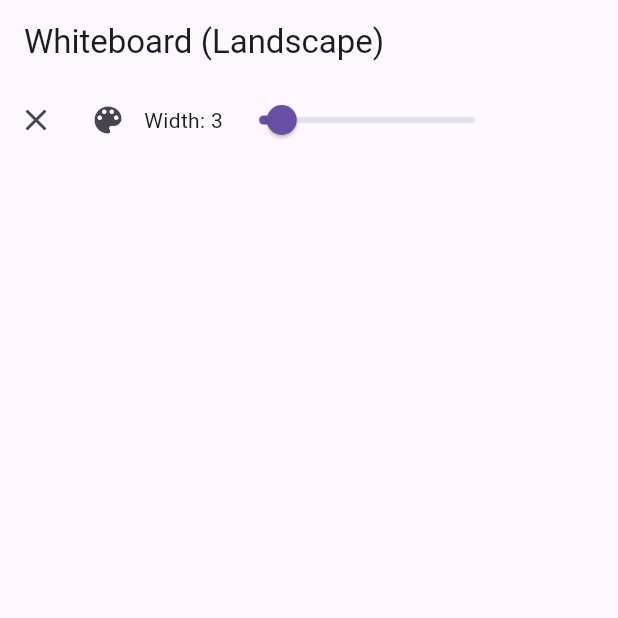
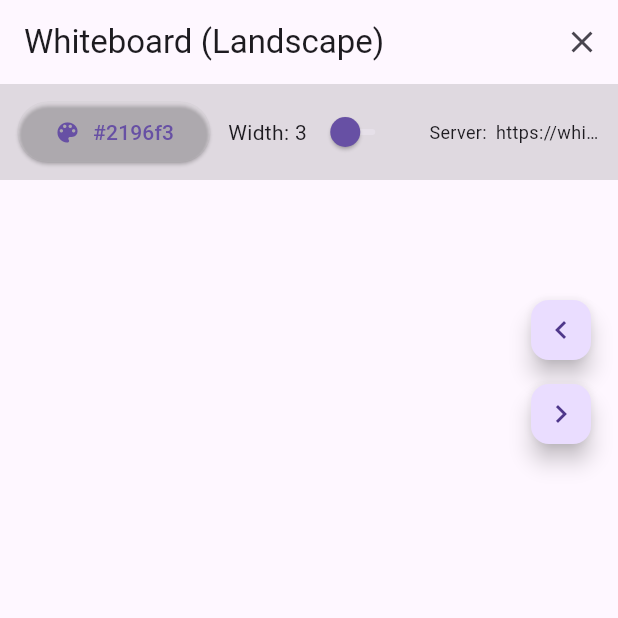
Before and after one commit to JUSAIR-JSR/WhiteBoardMobileAndDesktopApp, a Flutter app: the screen it shows after launch, after a tap on the "color lens" icon, on a phone screen of 412 x 824 dp, the top half of it. Run offline on Flutter 3.47's test engine with Material 3 defaults, Android fonts, the phone set to English and light mode, and no system bars; our stand-ins replace socket_io_client; network calls fail.

Commit message:
Initial commit - Whiteboard full project

```diff
--- a/mobile/lib/main.dart
+++ b/mobile/lib/main.dart
@@ -1,3 +1,4 @@
+// mobile/lib/main.dart
 import 'dart:async';
 import 'dart:convert';
 import 'package:flutter/material.dart';
@@ -11,8 +12,9 @@ void main() {
 
 const CANVAS_WIDTH = 8000.0;
 const CANVAS_HEIGHT = 1200.0;
-// const SERVER = "http://localhost:3000"; // change to your machine IP when testing on device
-const SERVER = "http://xxx.x.x.x:3000";  // your IP
+// Use your Render backend (secure)
+const SERVER = "https://whiteboardmobileanddesktopapp.onrender.com";
+const double SCROLL_STEP = 350.0; // fixed scroll distance per button press
 
 class MyApp extends StatelessWidget {
   @override
@@ -41,30 +43,79 @@ class _WhiteboardPageState extends State<WhiteboardPage> {
     connectSocket();
   }
 
+  // convert Flutter Color -> "#RRGGBB"
+  String colorToHex(Color c) {
+    final hex = c.value.toRadixString(16).padLeft(8, '0');
+    return '#${hex.substring(2)}';
+  }
+
   void connectSocket() {
-    socket = IO.io(SERVER, IO.OptionBuilder().setTransports(['websocket']).build());
-    socket.onConnect((_) => print("connected ${socket.id}"));
+  socket = IO.io(
+    SERVER,
+    IO.OptionBuilder()
+      .setTransports(['websocket'])
+      .setPath('/socket.io/')
+      .enableReconnection()
+      .enableAutoConnect()
+      .setReconnectionAttempts(999999)
+      .setReconnectionDelay(1000)
+      .build(),
+  );
+
+  socket.connect(); // VERY IMPORTANT
+
+  socket.onConnect((_) {
+    debugPrint("🟢 CONNECTED TO SERVER: ${socket.id}");
+  });
+
+  socket.onConnectError((err) {
+    debugPrint("🔴 CONNECT ERROR: $err");
+  });
+
+  socket.onError((err) {
+    debugPrint("❌ SOCKET ERROR: $err");
+  });
+
+  socket.onDisconnect((_) {
+    debugPrint("⚪ DISCONNECTED");
+  });
+
+  // -------------------------------
+  // FIXED "DRAW" LISTENER
+  // -------------------------------
   socket.on("draw", (data) {
-      if (data == null) return;
-      if (data is Map && data['type'] == 'stroke') {
-        final st = Stroke.fromJson(Map<String, dynamic>.from(data));
+    try {
+      final map = Map<String, dynamic>.from(data);
+      final st = Stroke.fromJson(map);
       setState(() => strokes.add(st));
-      } else if (data == 'clear') {
+      debugPrint("📩 DRAW RECEIVED");
+    } catch (e) {
+      debugPrint("❌ DRAW PARSE ERROR: $e | data=$data");
+    }
+  });
+
+  // -------------------------------
+  // FIXED "CLEAR" LISTENER
+  // -------------------------------
+  socket.on("clear", (_) {
+    debugPrint("🧹 CLEAR RECEIVED");
     setState(() => strokes.clear());
-      }
   });
 }
 
+
   void startStroke(Offset localPosition) {
-    // convert to absolute canvas coordinates: localX + scrollOffset
     final absX = localPosition.dx + scrollController.offset;
     final absY = localPosition.dy;
+    final hex = colorToHex(selectedColor);
     currentStroke = Stroke(
-      color: selectedColor.value.toString(),
+      color: hex,
       width: strokeWidth,
       points: [StrokePoint(absX, absY)],
     );
-    setState(() { strokes.add(currentStroke!); });
+    setState(() {
+      strokes.add(currentStroke!);
+    });
   }
 
   void appendStroke(Offset localPosition) {
@@ -88,25 +139,59 @@ class _WhiteboardPageState extends State<WhiteboardPage> {
     socket.emit("clear");
   }
 
+  void scrollLeft() {
+    final pos = (scrollController.offset - SCROLL_STEP).clamp(0.0, CANVAS_WIDTH - MediaQuery.of(context).size.width);
+    scrollController.animateTo(pos, duration: Duration(milliseconds: 220), curve: Curves.easeOut);
+  }
+
+  void scrollRight() {
+    final maxScroll = CANVAS_WIDTH - MediaQuery.of(context).size.width;
+    final pos = (scrollController.offset + SCROLL_STEP).clamp(0.0, maxScroll);
+    scrollController.animateTo(pos, duration: Duration(milliseconds: 220), curve: Curves.easeOut);
+  }
+
   @override
   Widget build(BuildContext context) {
-    // Force landscape-like layout by rotating if needed is optional
     return Scaffold(
-      appBar: AppBar(title: Text("Whiteboard (Landscape)")),
-      body: Column(children: [
-        Row(children: [
+      appBar: AppBar(
+        title: Text("Whiteboard (Landscape)"),
+        actions: [
           IconButton(icon: Icon(Icons.clear), onPressed: clearAll),
-          IconButton(icon: Icon(Icons.color_lens), onPressed: (){
-            // simple color cycle
-            setState(()=> selectedColor = selectedColor == Colors.black ? Colors.blue : Colors.black);
-          }),
+        ],
+      ),
+      body: Stack(children: [
+        Column(children: [
+          // tool row
+          Container(
+            color: Colors.black12,
+            padding: EdgeInsets.symmetric(horizontal: 12, vertical: 8),
+            child: Row(children: [
+              // color
+              ElevatedButton(
+                onPressed: () {
+                  setState(() {
+                    selectedColor = selectedColor == Colors.black ? Colors.blue : Colors.black;
+                  });
+                },
+                child: Row(children: [Icon(Icons.color_lens), SizedBox(width: 8), Text(colorToHex(selectedColor))]),
+                style: ElevatedButton.styleFrom(backgroundColor: Colors.white12),
+              ),
+              SizedBox(width: 12),
               Text("Width: ${strokeWidth.toInt()}"),
-          Slider(value: strokeWidth, min:1, max:20, onChanged:(v){ setState(()=> strokeWidth = v); })
+              Expanded(child: Slider(value: strokeWidth, min: 1, max: 30, onChanged: (v) => setState(() => strokeWidth = v))),
+              SizedBox(width: 12),
+              Text("Server:", style: TextStyle(fontSize: 12)),
+              SizedBox(width: 6),
+              Flexible(child: Text(SERVER, overflow: TextOverflow.ellipsis, style: TextStyle(fontSize: 12))),
             ]),
+          ),
+
+          // canvas area
           Expanded(
             child: SingleChildScrollView(
               controller: scrollController,
-            scrollDirection: Axis.horizontal, // horizontal only
+              scrollDirection: Axis.horizontal,
+              physics: ClampingScrollPhysics(),
               child: SizedBox(
                 width: CANVAS_WIDTH,
                 height: CANVAS_HEIGHT,
@@ -132,12 +217,32 @@ class _WhiteboardPageState extends State<WhiteboardPage> {
             ),
           ),
         ]),
+
+        // Floating scroll buttons (right side)
+        Positioned(
+          right: 14,
+          top: 140,
+          child: Column(children: [
+            FloatingActionButton.small(
+              heroTag: "leftBtn",
+              onPressed: scrollLeft,
+              child: Icon(Icons.chevron_left),
+            ),
+            SizedBox(height: 8),
+            FloatingActionButton.small(
+              heroTag: "rightBtn",
+              onPressed: scrollRight,
+              child: Icon(Icons.chevron_right),
+            ),
+          ]),
+        ),
+      ]),
     );
   }
 
   @override
   void dispose() {
-    socket.dispose();
+    try { socket.dispose(); } catch (e) {}
     scrollController.dispose();
     super.dispose();
   }
```
Also changed, not shown: mobile/lib/draw_models.dart (+33 -12 lines), mobile/lib/drawing_board.dart (+52 -2 lines), mobile/pubspec.yaml (+7 -0 lines), mobile/assets/icon/icon.png (added), mobile/pubspec.lock, 15 other files. Lines whose indentation alone changed are shown as unchanged.
